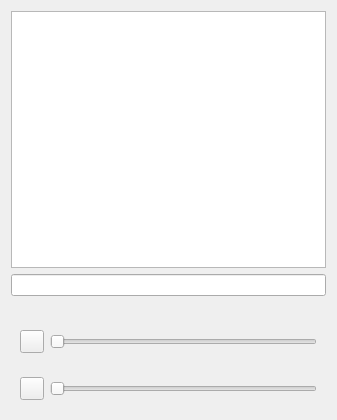
Old version of the form src/ui/SFLPhoneView_base.ui in the repository KDE/ring-kde.
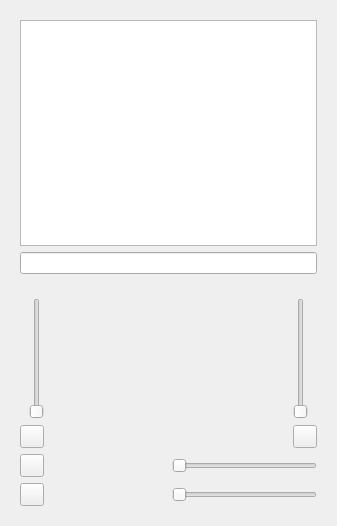
New version of the form. The open tabs and pages were chosen to show the change. Icons and pictures are not drawn. Custom widgets are drawn as their Qt base class.

Commit message: Backport alternate volume control from a branch. We now have two volume control applet. The old one may be dissimissed if nobody have something against that move. Always on volume control have better accecibility.

Diff of the .ui file:
```diff
--- a/src/ui/SFLPhoneView_base.ui
+++ b/src/ui/SFLPhoneView_base.ui
@@ -7,19 +7,13 @@
     <x>0</x>
     <y>0</y>
     <width>337</width>
-    <height>420</height>
+    <height>526</height>
    </rect>
   </property>
   <property name="windowTitle">
    <string notr="true">Form</string>
   </property>
   <layout class="QVBoxLayout" name="verticalLayout">
-   <property name="spacing">
-    <number>1</number>
-   </property>
-   <property name="margin">
-    <number>2</number>
-   </property>
    <item>
     <widget class="QStackedWidget" name="stackedWidget_screen">
      <property name="sizePolicy">
@@ -29,13 +23,13 @@
       </sizepolicy>
      </property>
      <property name="currentIndex">
-      <number>0</number>
+      <number>1</number>
      </property>
      <widget class="QWidget" name="page_callList">
       <layout class="QHBoxLayout" name="horizontalLayout_3"/>
      </widget>
      <widget class="QWidget" name="page_callHistory">
-      <layout class="QVBoxLayout" name="verticalLayout_3">
+      <layout class="QVBoxLayout" name="verticalLayout_2">
        <item>
         <widget class="QListWidget" name="listWidget_callHistory"/>
        </item>
@@ -85,8 +79,48 @@
      <property name="enabled">
       <bool>true</bool>
      </property>
-     <layout class="QVBoxLayout" name="verticalLayout_2">
-      <item>
+     <layout class="QGridLayout" name="gridLayout">
+      <item row="0" column="0">
+       <widget class="QSlider" name="slider_recVol_2">
+        <property name="sizePolicy">
+         <sizepolicy hsizetype="Fixed" vsizetype="Expanding">
+          <horstretch>0</horstretch>
+          <verstretch>0</verstretch>
+         </sizepolicy>
+        </property>
+        <property name="minimumSize">
+         <size>
+          <width>0</width>
+          <height>50</height>
+         </size>
+        </property>
+        <property name="toolTip">
+         <string>Mic volume</string>
+        </property>
+        <property name="layoutDirection">
+         <enum>Qt::RightToLeft</enum>
+        </property>
+        <property name="autoFillBackground">
+         <bool>false</bool>
+        </property>
+        <property name="maximum">
+         <number>100</number>
+        </property>
+        <property name="orientation">
+         <enum>Qt::Vertical</enum>
+        </property>
+        <property name="invertedAppearance">
+         <bool>false</bool>
+        </property>
+        <property name="invertedControls">
+         <bool>false</bool>
+        </property>
+        <property name="tickPosition">
+         <enum>QSlider::NoTicks</enum>
+        </property>
+       </widget>
+      </item>
+      <item row="0" column="1" rowspan="2" colspan="2">
        <widget class="Dialpad" name="widget_dialpad" native="true">
         <property name="sizePolicy">
          <sizepolicy hsizetype="Expanding" vsizetype="Preferred">
@@ -96,10 +130,72 @@
         </property>
        </widget>
       </item>
-      <item>
-       <widget class="QWidget" name="widget_recVol" native="true">
-        <layout class="QHBoxLayout" name="horizontalLayout_4">
-         <item>
+      <item row="0" column="3">
+       <widget class="QSlider" name="slider_sndVol_2">
+        <property name="sizePolicy">
+         <sizepolicy hsizetype="Fixed" vsizetype="Expanding">
+          <horstretch>0</horstretch>
+          <verstretch>0</verstretch>
+         </sizepolicy>
+        </property>
+        <property name="minimumSize">
+         <size>
+          <width>0</width>
+          <height>50</height>
+         </size>
+        </property>
+        <property name="toolTip">
+         <string>Speakers volume</string>
+        </property>
+        <property name="layoutDirection">
+         <enum>Qt::LeftToRight</enum>
+        </property>
+        <property name="autoFillBackground">
+         <bool>false</bool>
+        </property>
+        <property name="maximum">
+         <number>100</number>
+        </property>
+        <property name="orientation">
+         <enum>Qt::Vertical</enum>
+        </property>
+        <property name="tickPosition">
+         <enum>QSlider::NoTicks</enum>
+        </property>
+       </widget>
+      </item>
+      <item row="1" column="0">
+       <widget class="QToolButton" name="toolButton_recVol_2">
+        <property name="text">
+         <string/>
+        </property>
+        <property name="icon">
+         <iconset>
+          <normaloff>:/Images/mic_75.svg</normaloff>:/Images/mic_75.svg</iconset>
+        </property>
+        <property name="checkable">
+         <bool>true</bool>
+        </property>
+       </widget>
+      </item>
+      <item row="1" column="3">
+       <widget class="QToolButton" name="toolButton_sndVol_2">
+        <property name="text">
+         <string/>
+        </property>
+        <property name="icon">
+         <iconset>
+          <normaloff>:/Images/speaker_75.svg</normaloff>:/Images/speaker_75.svg</iconset>
+        </property>
+        <property name="checkable">
+         <bool>true</bool>
+        </property>
+        <property name="checked">
+         <bool>false</bool>
+        </property>
+       </widget>
+      </item>
+      <item row="2" column="0" colspan="2">
           <widget class="QToolButton" name="toolButton_recVol">
            <property name="text">
             <string/>
@@ -113,20 +209,14 @@
            </property>
           </widget>
          </item>
-         <item>
+      <item row="2" column="2" colspan="2">
           <widget class="QSlider" name="slider_recVol">
            <property name="orientation">
             <enum>Qt::Horizontal</enum>
            </property>
           </widget>
          </item>
-        </layout>
-       </widget>
-      </item>
-      <item>
-       <widget class="QWidget" name="widget_sndVol" native="true">
-        <layout class="QHBoxLayout" name="horizontalLayout">
-         <item>
+      <item row="3" column="0" colspan="2">
           <widget class="QToolButton" name="toolButton_sndVol">
            <property name="text">
             <string/>
@@ -140,7 +230,7 @@
            </property>
           </widget>
          </item>
-         <item>
+      <item row="3" column="2" colspan="2">
           <widget class="QSlider" name="slider_sndVol">
            <property name="orientation">
             <enum>Qt::Horizontal</enum>
@@ -152,9 +242,6 @@
       </item>
      </layout>
     </widget>
-   </item>
-  </layout>
- </widget>
  <customwidgets>
   <customwidget>
    <class>KLineEdit</class>
```
Left out of the diff: 67 changed lines with no effect on the pictures. Lines whose indentation alone changed are shown as unchanged. The commit also changes 2 other files.
